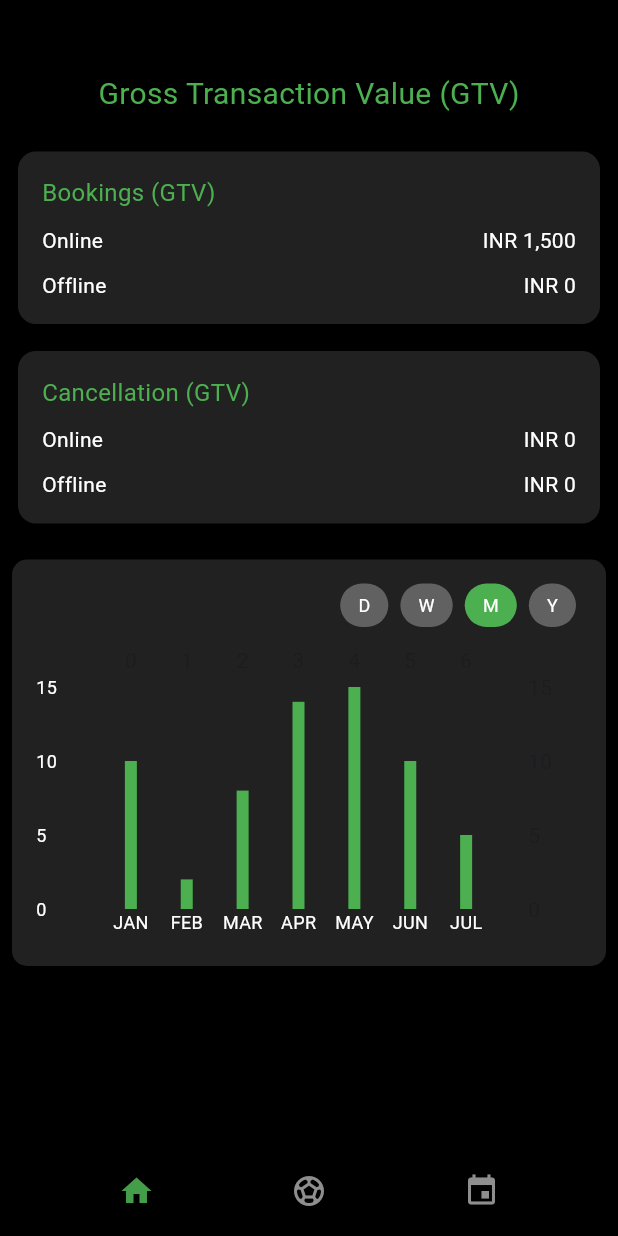
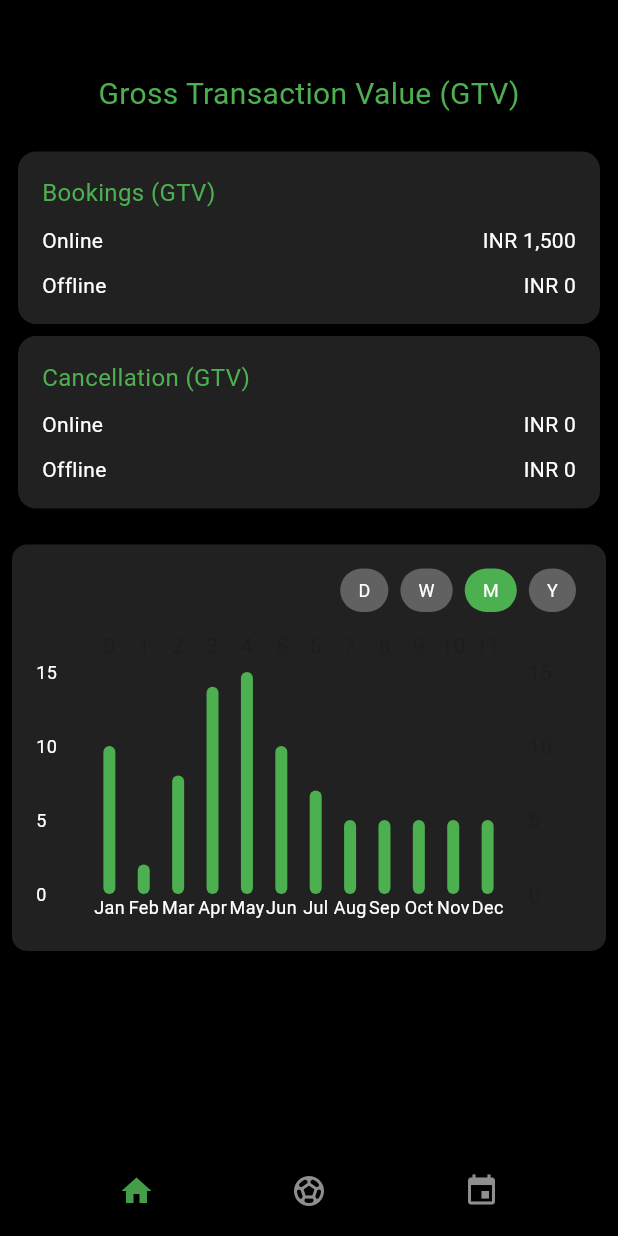
Before and after one commit to Vidhyadhar11/playlinkadmin, a Flutter app: the screen it shows after launch, on a phone screen of 412 x 824 dp. Run offline on Flutter 3.47's test engine with Material 3 defaults, Android fonts, the light colour scheme and no system bars; drawn by our look-alikes of fl_chart; our stand-ins replace dropdown_search, get, image_picker.

Commit message:
waste panchayat

```diff
--- a/lib/home/addturf.dart
+++ b/lib/home/addturf.dart
@@ -59,9 +59,7 @@ class _TurfPageState extends State<TurfPage> {
 
   Future<void> createTurf() async {
     final url = Uri.parse('http://10.0.2.2:3000/turf');
-
     var request = http.MultipartRequest('POST', url);
-
     request.fields['category'] = selectedCategory ?? '';
     request.fields['turfname'] = turfName ?? '';
     request.fields['location'] = selectedLocation ?? '';
--- a/lib/home/edit1.dart
+++ b/lib/home/edit1.dart
@@ -2,6 +2,8 @@ import 'package:flutter/material.dart';
 import 'package:playlinkadmin/home/addturf.dart';
 
 class TurfDetailsPage extends StatelessWidget {
+  const TurfDetailsPage({super.key});
+
   @override
   Widget build(BuildContext context) {
     return SafeArea(
@@ -25,7 +27,6 @@ class TurfDetailsPage extends StatelessWidget {
                 child: Column(
                   crossAxisAlignment: CrossAxisAlignment.start,
                   children: [
-                    // Image and location
                     Container(
                       decoration: BoxDecoration(
                         borderRadius: BorderRadius.circular(8.0),
--- a/lib/home/home.dart
+++ b/lib/home/home.dart
@@ -1,15 +1,106 @@
 import 'package:flutter/material.dart';
+import 'package:fl_chart/fl_chart.dart';
 import 'package:playlinkadmin/uicomponents/elements.dart';
-import 'package:fl_chart/fl_chart.dart';
 
-class HomePage extends StatelessWidget {
+class HomePage extends StatefulWidget {
+  const HomePage({super.key});
+
+  @override
+  _HomePageState createState() => _HomePageState();
+}
+
+class _HomePageState extends State<HomePage> {
+  String selectedTab = 'M';
+
+  List<BarChartGroupData> getGraphData() {
+    switch (selectedTab) {
+      case 'D':
+        return [
+          BarChartGroupData(
+              x: 0, barRods: [BarChartRodData(toY: 1, color: Colors.green)]),
+          BarChartGroupData(
+              x: 1, barRods: [BarChartRodData(toY: 2, color: Colors.green)]),
+          BarChartGroupData(
+              x: 2, barRods: [BarChartRodData(toY: 1.5, color: Colors.green)]),
+          BarChartGroupData(
+              x: 3, barRods: [BarChartRodData(toY: 1.5, color: Colors.green)]),
+          BarChartGroupData(
+              x: 4, barRods: [BarChartRodData(toY: 1.5, color: Colors.green)]),
+          BarChartGroupData(
+              x: 5, barRods: [BarChartRodData(toY: 1.5, color: Colors.green)]),
+          BarChartGroupData(
+              x: 6, barRods: [BarChartRodData(toY: 1.5, color: Colors.green)]),
+        ];
+      case 'W':
+        return [
+          BarChartGroupData(
+              x: 0, barRods: [BarChartRodData(toY: 3, color: Colors.green)]),
+          BarChartGroupData(
+              x: 1, barRods: [BarChartRodData(toY: 2.5, color: Colors.green)]),
+          BarChartGroupData(
+              x: 2, barRods: [BarChartRodData(toY: 3.5, color: Colors.green)]),
+          BarChartGroupData(
+              x: 3, barRods: [BarChartRodData(toY: 4, color: Colors.green)]),
+          BarChartGroupData(
+              x: 4, barRods: [BarChartRodData(toY: 3.8, color: Colors.green)]),
+        ];
+      case 'M':
+        return [
+          BarChartGroupData(
+              x: 0, barRods: [BarChartRodData(toY: 10, color: Colors.green)]),
+          BarChartGroupData(
+              x: 1, barRods: [BarChartRodData(toY: 2, color: Colors.green)]),
+          BarChartGroupData(
+              x: 2, barRods: [BarChartRodData(toY: 8, color: Colors.green)]),
+          BarChartGroupData(
+              x: 3, barRods: [BarChartRodData(toY: 14, color: Colors.green)]),
+          BarChartGroupData(
+              x: 4, barRods: [BarChartRodData(toY: 15, color: Colors.green)]),
+          BarChartGroupData(
+              x: 5, barRods: [BarChartRodData(toY: 10, color: Colors.green)]),
+          BarChartGroupData(
+              x: 6, barRods: [BarChartRodData(toY: 7, color: Colors.green)]),
+          BarChartGroupData(
+              x: 7, barRods: [BarChartRodData(toY: 5, color: Colors.green)]),
+          BarChartGroupData(
+              x: 8, barRods: [BarChartRodData(toY: 5, color: Colors.green)]),
+          BarChartGroupData(
+              x: 9, barRods: [BarChartRodData(toY: 5, color: Colors.green)]),
+          BarChartGroupData(
+              x: 10, barRods: [BarChartRodData(toY: 5, color: Colors.green)]),
+          BarChartGroupData(
+              x: 11, barRods: [BarChartRodData(toY: 5, color: Colors.green)]),
+        ];
+      case 'Y':
+        return [
+          BarChartGroupData(
+              x: 0, barRods: [BarChartRodData(toY: 7, color: Colors.green)]),
+          BarChartGroupData(
+              x: 1, barRods: [BarChartRodData(toY: 5, color: Colors.green)]),
+          BarChartGroupData(
+              x: 2, barRods: [BarChartRodData(toY: 6, color: Colors.green)]),
+          BarChartGroupData(
+              x: 3, barRods: [BarChartRodData(toY: 4, color: Colors.green)]),
+          BarChartGroupData(
+              x: 4, barRods: [BarChartRodData(toY: 5, color: Colors.green)]),
+        ];
+      default:
+        return [];
+    }
+  }
+
+  void onTabSelected(String tab) {
+    setState(() {
+      selectedTab = tab;
+    });
+  }
+
   @override
   Widget build(BuildContext context) {
     return SafeArea(
       child: Scaffold(
         backgroundColor: Colors.black,
-        body: SingleChildScrollView(
-          child: Padding(
+        body: Padding(
           padding: const EdgeInsets.all(8.0),
           child: Column(
             children: [
@@ -24,17 +115,19 @@ class HomePage extends StatelessWidget {
                 onlineAmount: 'INR 1,500',
                 offlineAmount: 'INR 0',
               ),
-                const SizedBox(height: 10),
               const InfoCard(
                 title: 'Cancellation (GTV)',
                 onlineAmount: 'INR 0',
                 offlineAmount: 'INR 0',
               ),
               const SizedBox(height: 20),
-                BarGraph(),
-                const SizedBox(height: 20), // Add some bottom padding
+              BarGraph(
+                barGroups: getGraphData(),
+                selectedTab: selectedTab,
+                onTabSelected: onTabSelected,
+              ),
+              const Spacer(),
             ],
-            ),
           ),
         ),
         bottomNavigationBar: const CustomNavBar(
@@ -50,7 +143,7 @@ class InfoCard extends StatelessWidget {
   final String onlineAmount;
   final String offlineAmount;
 
-  const InfoCard({
+  const InfoCard({super.key,
     required this.title,
     required this.onlineAmount,
     required this.offlineAmount,
@@ -105,6 +198,16 @@ class InfoCard extends StatelessWidget {
 }
 
 class BarGraph extends StatelessWidget {
+  final List<BarChartGroupData> barGroups;
+  final String selectedTab;
+  final Function(String) onTabSelected;
+
+  const BarGraph({super.key,
+    required this.barGroups,
+    required this.selectedTab,
+    required this.onTabSelected,
+  });
+
   @override
   Widget build(BuildContext context) {
     return Container(
@@ -115,13 +218,25 @@ class BarGraph extends StatelessWidget {
       padding: const EdgeInsets.all(16),
       child: Column(
         children: [
-          const Row(
+          Row(
             mainAxisAlignment: MainAxisAlignment.end,
             children: [
-              ToggleButton(label: 'D', isActive: false),
-              ToggleButton(label: 'W', isActive: false),
-              ToggleButton(label: 'M', isActive: true),
-              ToggleButton(label: 'Y', isActive: false),
+              ToggleButton(
+                  label: 'D',
+                  isActive: selectedTab == 'D',
+                  onTap: () => onTabSelected('D')),
+              ToggleButton(
+                  label: 'W',
+                  isActive: selectedTab == 'W',
+                  onTap: () => onTabSelected('W')),
+              ToggleButton(
+                  label: 'M',
+                  isActive: selectedTab == 'M',
+                  onTap: () => onTabSelected('M')),
+              ToggleButton(
+                  label: 'Y',
+                  isActive: selectedTab == 'Y',
+                  onTap: () => onTabSelected('Y')),
             ],
           ),
           const SizedBox(height: 10),
@@ -130,78 +245,7 @@ class BarGraph extends StatelessWidget {
             child: BarChart(
               BarChartData(
                 maxY: 15,
-                barGroups: [
-                  BarChartGroupData(
-                    x: 0,
-                    barRods: [
-                      BarChartRodData(
-                        toY: 10,
-                        color: Colors.green,
-                        borderRadius: BorderRadius.zero, // Set borderRadius to zero for pointed edges
-                      ),
-                    ],
-                  ),
-                  BarChartGroupData(
-                    x: 1,
-                    barRods: [
-                      BarChartRodData(
-                        toY: 2,
-                        color: Colors.green,
-                        borderRadius: BorderRadius.zero,
-                      ),
-                    ],
-                  ),
-                  BarChartGroupData(
-                    x: 2,
-                    barRods: [
-                      BarChartRodData(
-                        toY: 8,
-                        color: Colors.green,
-                        borderRadius: BorderRadius.zero,
-                      ),
-                    ],
-                  ),
-                  BarChartGroupData(
-                    x: 3,
-                    barRods: [
-                      BarChartRodData(
-                        toY: 14,
-                        color: Colors.green,
-                        borderRadius: BorderRadius.zero,
-                      ),
-                    ],
-                  ),
-                  BarChartGroupData(
-                    x: 4,
-                    barRods: [
-                      BarChartRodData(
-                        toY: 15,
-                        color: Colors.green,
-                        borderRadius: BorderRadius.zero,
-                      ),
-                    ],
-                  ),
-                  BarChartGroupData(
-                    x: 5,
-                    barRods: [
-                      BarChartRodData(
-                        toY: 10,
-                        color: Colors.green,
-                        borderRadius: BorderRadius.zero,
-                      ),
-                    ],
-                  ),
-                  BarChartGroupData(
-                    x: 6,
-                    barRods: [
-                      BarChartRodData(
-                        toY: 5,
-                        color: Colors.green,
-                        borderRadius: BorderRadius.zero,
-                      ),
-                    ],
-                  ),
-                ],
+                barGroups: barGroups,
                 titlesData: FlTitlesData(
                   leftTitles: AxisTitles(
                     sideTitles: SideTitles(
@@ -224,21 +268,76 @@ class BarGraph extends StatelessWidget {
                           color: Colors.white,
                           fontSize: 12,
                         );
+                        if (selectedTab == 'D') {
                           switch (value.toInt()) {
                             case 0:
-                            return const Text('JAN', style: style);
+                              return const Text('Mon', style: style);
                             case 1:
-                            return const Text('FEB', style: style);
+                              return const Text('Tue', style: style);
                             case 2:
-                            return const Text('MAR', style: style);
+                              return const Text('Wed', style: style);
                             case 3:
-                            return const Text('APR', style: style);
+                              return const Text('Thu', style: style);
                             case 4:
-                            return const Text('MAY', style: style);
+                              return const Text('Fri', style: style);
                             case 5:
-                            return const Text('JUN', style: style);
+                              return const Text('Sat', style: style);
                             case 6:
-                            return const Text('JUL', style: style);
+                              return const Text('Sun', style: style);
+                          }
+                        } else if (selectedTab == 'W') {
+                          switch (value.toInt()) {
+                            case 0:
+                              return const Text('Week 1', style: style);
+                            case 1:
+                              return const Text('Week 2', style: style);
+                            case 2:
+                              return const Text('Week 3', style: style);
+                            case 3:
+                              return const Text('Week 4', style: style);
+                            case 4:
+                              return const Text('Week 5', style: style);
+                          }
+                        } else if (selectedTab == 'M') {
+                          switch (value.toInt()) {
+                            case 0:
+                              return const Text('Jan', style: style);
+                            case 1:
+                              return const Text('Feb', style: style);
+                            case 2:
+                              return const Text('Mar', style: style);
+                            case 3:
+                              return const Text('Apr', style: style);
+                            case 4:
+                              return const Text('May', style: style);
+                            case 5:
+                              return const Text('Jun', style: style);
+                            case 6:
+                              return const Text('Jul', style: style);
+                            case 7:
+                              return const Text('Aug', style: style);
+                            case 8:
+                              return const Text('Sep', style: style);
+                            case 9:
+                              return const Text('Oct', style: style);
+                            case 10:
+                              return const Text('Nov', style: style);
+                            case 11:
+                              return const Text('Dec', style: style);
+                          }
+                        } else if (selectedTab == 'Y') {
+                          switch (value.toInt()) {
+                            case 0:
+                              return const Text('2020', style: style);
+                            case 1:
+                              return const Text('2021', style: style);
+                            case 2:
+                              return const Text('2022', style: style);
+                            case 3:
+                              return const Text('2023', style: style);
+                            case 4:
+                              return const Text('2024', style: style);
+                          }
                         }
                         return const Text('', style: style);
                       },
@@ -246,10 +345,10 @@ class BarGraph extends StatelessWidget {
                   ),
                 ),
                 borderData: FlBorderData(
-                  show: false, // Remove the border
+                  show: false,
                 ),
                 gridData: const FlGridData(
-                  show: false, // Remove the background lines
+                  show: false,
                 ),
               ),
             ),
@@ -263,15 +362,19 @@ class BarGraph extends StatelessWidget {
 class ToggleButton extends StatelessWidget {
   final String label;
   final bool isActive;
+  final VoidCallback onTap;
 
-  const ToggleButton({
+  const ToggleButton({super.key,
     required this.label,
     required this.isActive,
+    required this.onTap,
   });
 
   @override
   Widget build(BuildContext context) {
-    return Padding(
+    return GestureDetector(
+      onTap: onTap,
+      child: Padding(
         padding: const EdgeInsets.symmetric(horizontal: 4.0),
         child: Container(
           padding: const EdgeInsets.symmetric(horizontal: 12, vertical: 6),
@@ -287,6 +390,7 @@ class ToggleButton extends StatelessWidget {
             ),
           ),
         ),
+      ),
     );
   }
 }
--- a/lib/home/slottiming.dart
+++ b/lib/home/slottiming.dart
@@ -77,7 +77,7 @@ class _SlotTimingsPageState extends State<SlotTimingsPage> {
   Widget build(BuildContext context) {
     return Scaffold(
       appBar: AppBar(
-        title: Text('Slot Timings'),
+        title: const Text('Slot Timings'),
         backgroundColor: Colors.green,
       ),
       body: SingleChildScrollView(
@@ -92,10 +92,10 @@ class _SlotTimingsPageState extends State<SlotTimingsPage> {
                   children: [
                     Expanded(
                       child: Text('${_formatTimeOfDay(range['startTime'])} - ${_formatTimeOfDay(range['endTime'])}, Price: ${range['price']}',
-                        style: TextStyle(color: Colors.black)),
+                        style: const TextStyle(color: Colors.black)),
                     ),
                     IconButton(
-                      icon: Icon(Icons.delete, color: Colors.red),
+                      icon: const Icon(Icons.delete, color: Colors.red),
                       onPressed: () {
                         setState(() {
                           slotRanges.remove(range);
@@ -107,16 +107,16 @@ class _SlotTimingsPageState extends State<SlotTimingsPage> {
                 ),
               )).toList(),
               ElevatedButton(
-                child: Text('Add Slot Range'),
+                child: const Text('Add Slot Range'),
                 onPressed: () async {
                   await showDialog(
                     context: context,
                     builder: (BuildContext context) {
-                      TimeOfDay startTime = TimeOfDay(hour: 7, minute: 0);
-                      TimeOfDay endTime = TimeOfDay(hour: 22, minute: 0);
+                      TimeOfDay startTime = const TimeOfDay(hour: 7, minute: 0);
+                      TimeOfDay endTime = const TimeOfDay(hour: 22, minute: 0);
                       String price = '';
                       return AlertDialog(
-                        title: Text('Add Slot Range'),
+                        title: const Text('Add Slot Range'),
                         content: StatefulBuilder(
                           builder: (BuildContext context, StateSetter setState) {
                             return Column(
@@ -151,7 +151,7 @@ class _SlotTimingsPageState extends State<SlotTimingsPage> {
                                   ],
                                 ),
                                 TextField(
-                                  decoration: InputDecoration(labelText: 'Price per hour'),
+                                  decoration: const InputDecoration(labelText: 'Price per hour'),
                                   keyboardType: TextInputType.number,
                                   onChanged: (value) => price = value,
                                 ),
@@ -182,15 +182,15 @@ class _SlotTimingsPageState extends State<SlotTimingsPage> {
                   );
                 },
               ),
-              SizedBox(height: 20),
-              Text('Generated Slots:', style: TextStyle(color: Colors.black, fontWeight: FontWeight.bold)),
+              const SizedBox(height: 20),
+              const Text('Generated Slots:', style: TextStyle(color: Colors.black, fontWeight: FontWeight.bold)),
               ...generatedSlots.map((slot) => Padding(
                 padding: const EdgeInsets.only(bottom: 4.0),
-                child: Text('${slot['time']}, Price: ${slot['price']}', style: TextStyle(color: Colors.black)),
+                child: Text('${slot['time']}, Price: ${slot['price']}', style: const TextStyle(color: Colors.black)),
               )).toList(),
-              SizedBox(height: 20),
+              const SizedBox(height: 20),
               ElevatedButton(
-                child: Text('Save Slots'),
+                child: const Text('Save Slots'),
                 onPressed: () {
                   Navigator.pop(context, generatedSlots);
                 },
```
Lines whose indentation alone changed are shown as unchanged.
